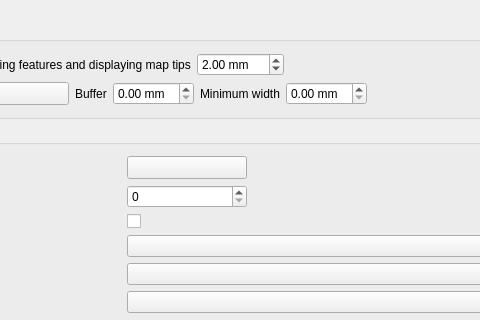
First picture: the form in src/ui/qgsoptionsbase.ui, repository qgis/QGIS, before the edit; both pictures show x 323 to 803 and y 0 to 320 of the 1139 by 629 pixel window.
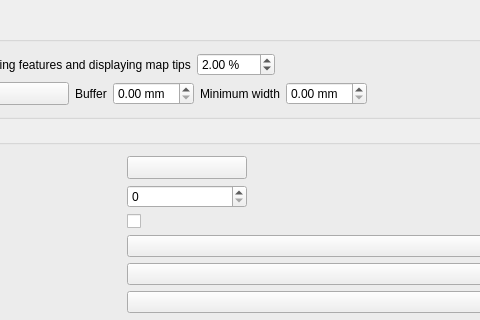
Second picture: the form after the edit. Icons and pictures are not drawn. Custom widgets are drawn as their Qt base class.

Commit message: Update Identify search radius unit

What changed in the file:
```diff
--- a/src/ui/qgsoptionsbase.ui
+++ b/src/ui/qgsoptionsbase.ui
@@ -3012,7 +3012,7 @@
                     <item>
                      <widget class="QDoubleSpinBox" name="spinBoxIdentifyValue">
                       <property name="suffix">
-                       <string> mm</string>
+                       <string> %</string>
                       </property>
                       <property name="maximum">
                        <double>100.000000000000000</double>
```
